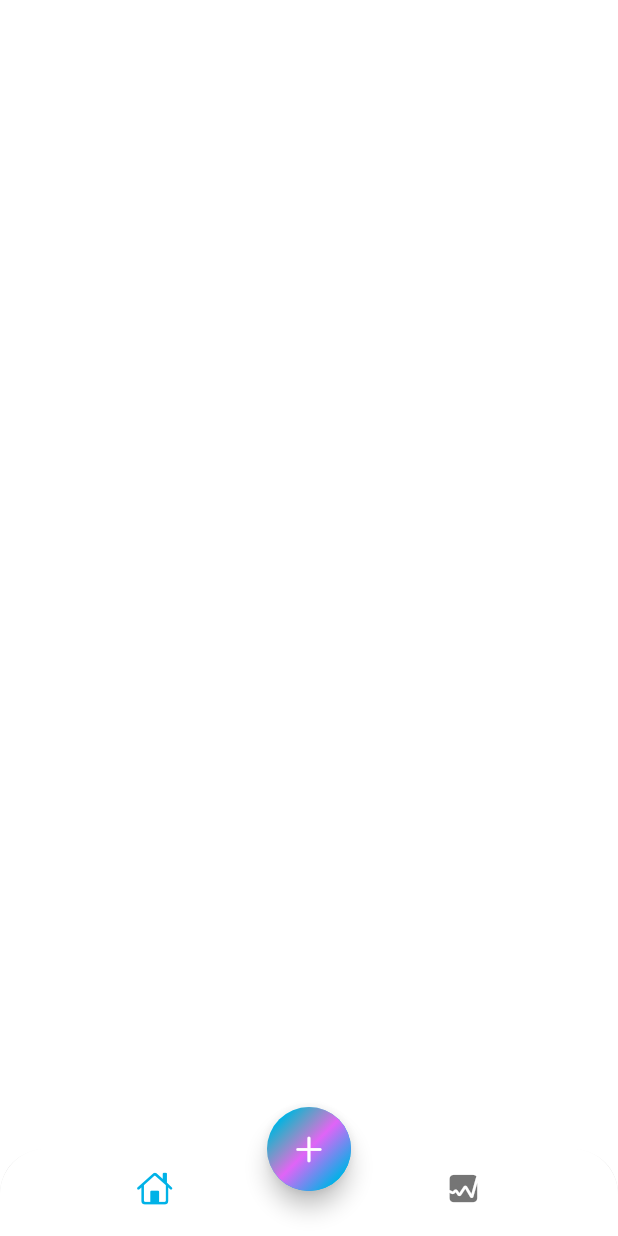
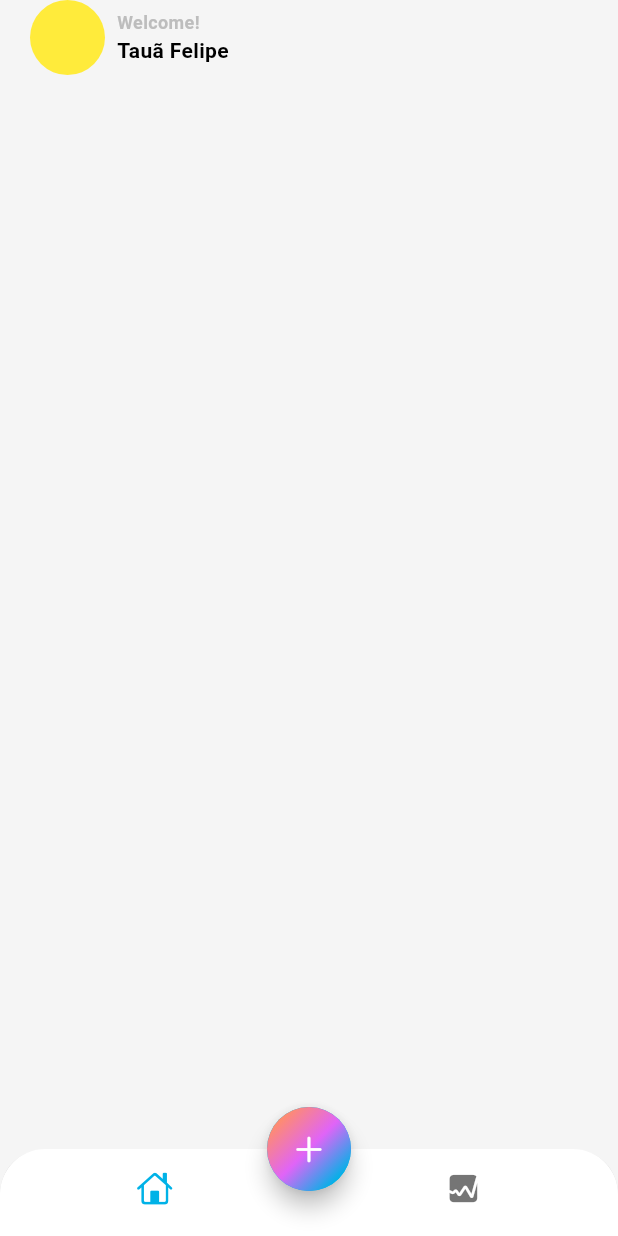
Before and after one commit to felipetaua/controle_financeiro, a Flutter app: the screen it shows after launch, on a phone screen of 412 x 824 dp. Run offline on Flutter 3.47's test engine with Material 3 defaults, Android fonts, the phone set to English and light mode, and no system bars.

Commit message:
criando a tela main

```diff
--- a/lib/app_view.dart
+++ b/lib/app_view.dart
@@ -11,11 +11,12 @@ class MyAppView extends StatelessWidget {
       title: "Expansive Tracker",
       theme: ThemeData(
           colorScheme: ColorScheme.light(
-              background: Colors.grey.shade100,
-              onBackground: Colors.black,
+              surface: Colors.grey.shade100,
+              onSurface: Colors.black,
               primary: const Color(0xff00b2e7),
               secondary: const Color(0xfffe064f7),
-              tertiary: const Color(0xff8d6c))),
+              tertiary: const Color(0xffff8d6c),
+              outline: Colors.grey.shade400)),
       home: const HomeScreen(),
     );
   }
--- a/lib/screens/home/views/home_screen.dart
+++ b/lib/screens/home/views/home_screen.dart
@@ -1,5 +1,6 @@
 import 'dart:math';
 
+import 'package:controle_financeiro/screens/home/views/main_screen.dart';
 import 'package:flutter/cupertino.dart';
 import 'package:flutter/material.dart';
 
@@ -9,7 +10,7 @@ class HomeScreen extends StatelessWidget {
   @override
   Widget build(BuildContext context) {
     return Scaffold(
-      appBar: AppBar(),
+      // appBar: AppBar(),
       bottomNavigationBar: ClipRRect(
         borderRadius: BorderRadius.vertical(top: Radius.circular(30)),
         child: BottomNavigationBar(
@@ -44,6 +45,7 @@ class HomeScreen extends StatelessWidget {
           child: const Icon(CupertinoIcons.add),
         ),
       ),
+      body: const MainScreen(),
     );
   }
 }
--- /dev/null
+++ b/lib/screens/home/views/main_screen.dart
@@ -0,0 +1,49 @@
+import 'package:flutter/material.dart';
+
+class MainScreen extends StatelessWidget {
+  const MainScreen({super.key});
+
+  @override
+  Widget build(BuildContext context) {
+    return SafeArea(
+        child: Padding(
+      padding: const EdgeInsets.symmetric(horizontal: 20.0),
+      child: Column(
+        children: [
+          Row(
+            children: [
+              Container(
+                width: 50,
+                height: 50,
+                decoration: const BoxDecoration(
+                    shape: BoxShape.circle, color: Colors.yellow),
+              ),
+              const SizedBox(
+                width: 8,
+              ),
+              Column(
+                crossAxisAlignment: CrossAxisAlignment.start,
+                children: [
+                  Text(
+                    "Welcome!",
+                    style: TextStyle(
+                        fontSize: 12,
+                        fontWeight: FontWeight.w600,
+                        color: Theme.of(context).colorScheme.outline),
+                  ),
+                  Text(
+                    "Tauã Felipe",
+                    style: TextStyle(
+                        fontSize: 14,
+                        fontWeight: FontWeight.bold,
+                        color: Theme.of(context).colorScheme.onSurface),
+                  )
+                ],
+              )
+            ],
+          )
+        ],
+      ),
+    ));
+  }
+}
```
